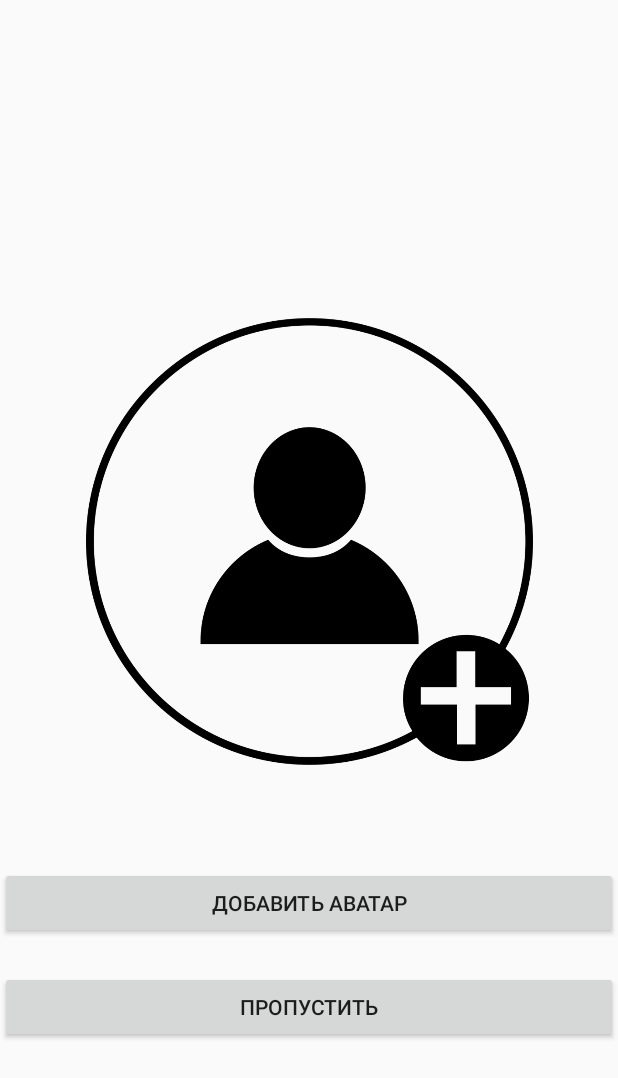
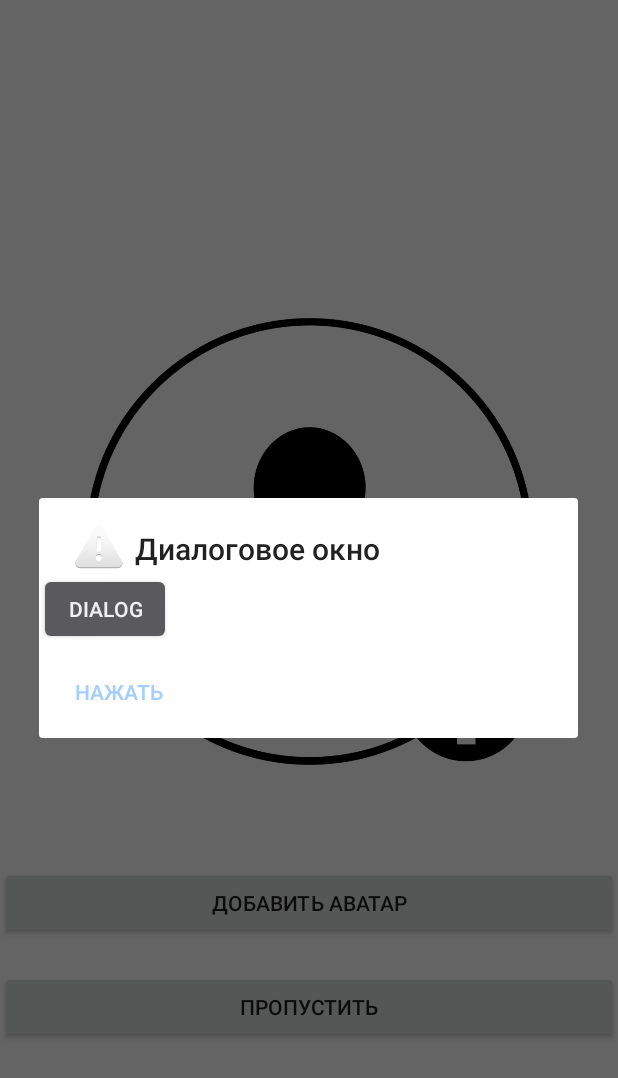
Before and after one commit to igorGlebov/WorkProject, an Android app: the AddAvatarActivity screen opened directly, with no data from a screen before it, after a tap on "ДОБАВИТЬ АВАТАР", on a phone screen of 412 x 824 dp. Shown: the top 1078 px of the screen. Run offline under Robolectric (Android 15) with nearby library versions, the phone set to English and light mode, and no system bars.

Commit message:
Кое что закоммиттил, пока не трогай

```diff
--- a/app/src/main/java/com/example/host/databaseproject/AddAvatarActivity.java
+++ b/app/src/main/java/com/example/host/databaseproject/AddAvatarActivity.java
@@ -27,18 +27,21 @@ public class AddAvatarActivity extends AppCompatActivity {
         addAvatarButton.setOnClickListener(new View.OnClickListener() {
             @Override
             public void onClick(View v) {
-                Intent cameraIntent = new Intent(MediaStore.ACTION_IMAGE_CAPTURE);
-                startActivityForResult(cameraIntent, CAMERA_REQUEST);
+                CustomDialogFragment dialogFragment = new CustomDialogFragment();
+                dialogFragment.show(getSupportFragmentManager(), "custom");
+//                Intent cameraIntent = new Intent(MediaStore.ACTION_IMAGE_CAPTURE); // не удалять, для снимка
+//                startActivityForResult(cameraIntent, CAMERA_REQUEST);
             }
         });
     }
 
-    protected void onActivityResult(int requestCode, int resultCode, Intent data) {
-        super.onActivityResult(requestCode, resultCode, data);
-        if (requestCode == CAMERA_REQUEST && resultCode == RESULT_OK) {
-            // Фотка сделана, извлекаем картинку
-            Bitmap thumbnailBitmap = (Bitmap) data.getExtras().get("data");
-            imageAvatar.setImageBitmap(thumbnailBitmap);
-        }
-    }
+
+//    protected void onActivityResult(int requestCode, int resultCode, Intent data) { // не удалять, для снимка
+//        super.onActivityResult(requestCode, resultCode, data);
+//        if (requestCode == CAMERA_REQUEST && resultCode == RESULT_OK) {
+//            // Фотка сделана, извлекаем картинку
+//            Bitmap thumbnailBitmap = (Bitmap) data.getExtras().get("data");
+//            imageAvatar.setImageBitmap(thumbnailBitmap);
+//        }
+//    }
 }
```
